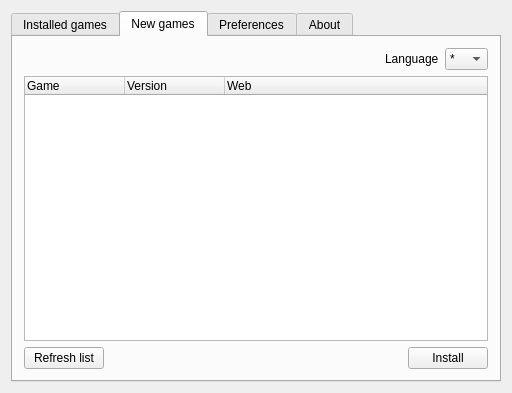
This is mainwindow.ui in instead-hub/instead-launcher as Qt 5 draws it before an edit. The edited form follows.
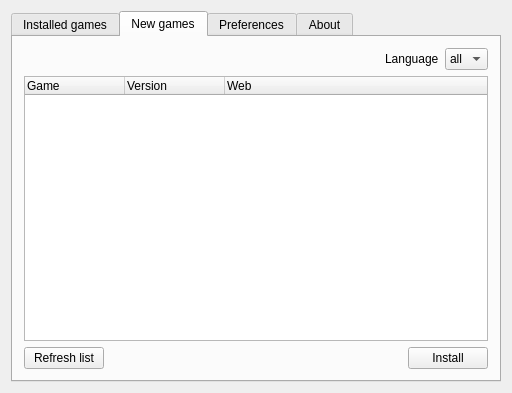
This is the edited form.

Commit message: uff, all replaced

Patch:
```diff
--- a/mainwindow.ui
+++ b/mainwindow.ui
@@ -109,7 +109,7 @@
            <widget class="QComboBox" name="langComboBox">
             <item>
              <property name="text">
-              <string>*</string>
+              <string>all</string>
              </property>
             </item>
             <item>
```
The commit also changes 2 other files.
